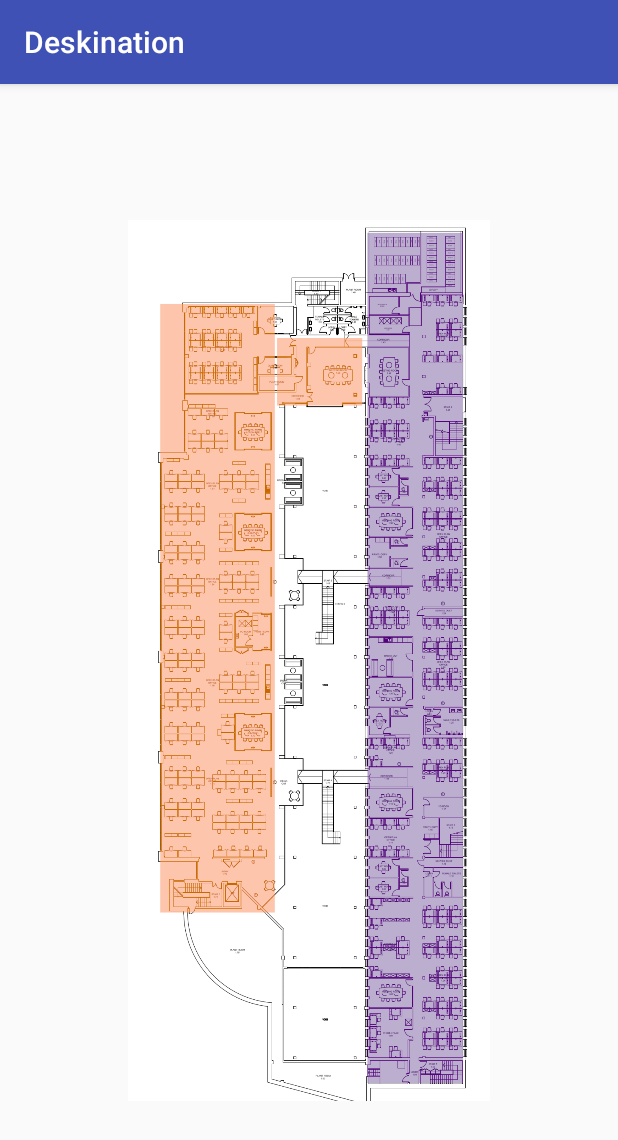
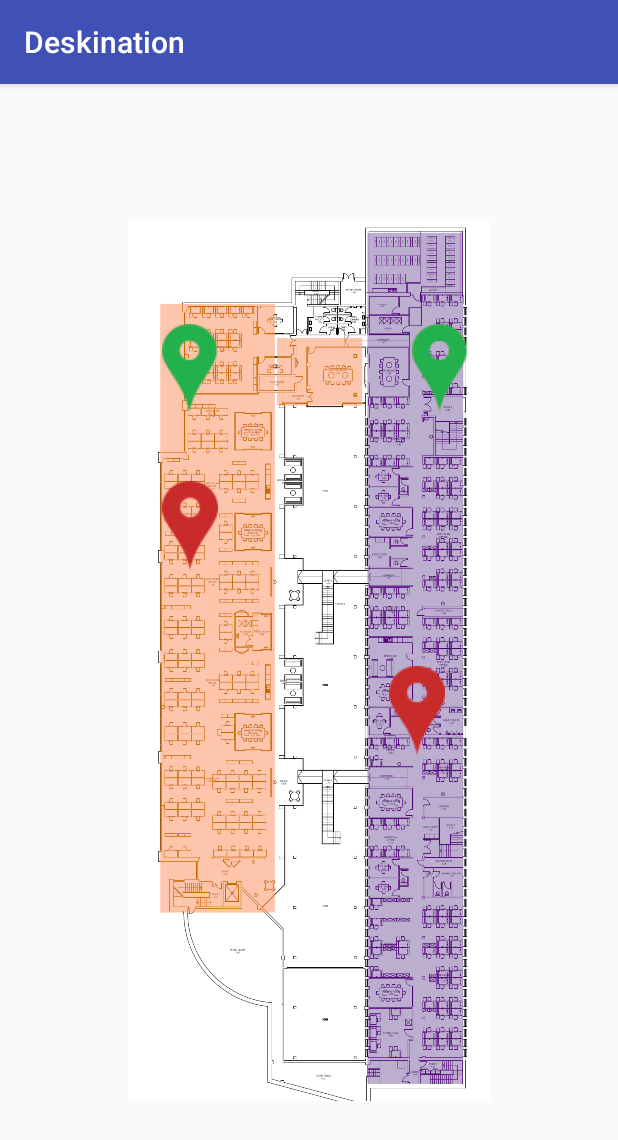
Before and after one commit to EricSumStu/August18, an Android app: the FirstFloorRouteActivity screen opened directly, with no data from a screen before it, on a phone screen of 412 x 824 dp. Shown: the top 1140 px of the screen. Run offline under Robolectric (Android 15) with nearby library versions, the phone set to English and light mode, and no system bars.

Commit message:
PinsAddedSecondFloor

```diff
--- a/app/src/main/res/layout/activity_first_floor_route.xml
+++ b/app/src/main/res/layout/activity_first_floor_route.xml
@@ -17,4 +17,67 @@
         app:layout_constraintStart_toStartOf="parent"
         app:layout_constraintTop_toTopOf="parent"
         app:srcCompat="@drawable/firstfloor3" />
+
+    <ImageView
+        android:id="@+id/imageView"
+        android:layout_width="wrap_content"
+        android:layout_height="wrap_content"
+        android:layout_marginBottom="8dp"
+        android:layout_marginEnd="8dp"
+        android:layout_marginStart="108dp"
+        android:layout_marginTop="160dp"
+        app:layout_constraintBottom_toBottomOf="parent"
+        app:layout_constraintEnd_toEndOf="parent"
+        app:layout_constraintHorizontal_bias="0.0"
+        app:layout_constraintStart_toStartOf="parent"
+        app:layout_constraintTop_toTopOf="parent"
+        app:layout_constraintVertical_bias="0.0"
+        app:srcCompat="@drawable/zoneeightstartpin" />
+
+    <ImageView
+        android:id="@+id/imageView3"
+        android:layout_width="wrap_content"
+        android:layout_height="wrap_content"
+        android:layout_marginBottom="8dp"
+        android:layout_marginEnd="8dp"
+        android:layout_marginStart="108dp"
+        android:layout_marginTop="236dp"
+        app:layout_constraintBottom_toBottomOf="parent"
+        app:layout_constraintEnd_toEndOf="parent"
+        app:layout_constraintHorizontal_bias="0.0"
+        app:layout_constraintStart_toStartOf="parent"
+        app:layout_constraintTop_toTopOf="parent"
+        app:layout_constraintVertical_bias="0.062"
+        app:srcCompat="@drawable/zoneeightendpin" />
+
+    <ImageView
+        android:id="@+id/imageView4"
+        android:layout_width="wrap_content"
+        android:layout_height="wrap_content"
+        android:layout_marginBottom="8dp"
+        android:layout_marginEnd="100dp"
+        android:layout_marginStart="8dp"
+        android:layout_marginTop="160dp"
+        app:layout_constraintBottom_toBottomOf="parent"
+        app:layout_constraintEnd_toEndOf="parent"
+        app:layout_constraintHorizontal_bias="1.0"
+        app:layout_constraintStart_toStartOf="parent"
+        app:layout_constraintTop_toTopOf="parent"
+        app:layout_constraintVertical_bias="0.0"
+        app:srcCompat="@drawable/zoneninestartpin" />
+
+    <ImageView
+        android:id="@+id/imageView5"
+        android:layout_width="wrap_content"
+        android:layout_height="wrap_content"
+        android:layout_marginEnd="104dp"
+        android:layout_marginStart="8dp"
+        android:layout_marginTop="8dp"
+        app:layout_constraintBottom_toBottomOf="parent"
+        app:layout_constraintEnd_toEndOf="@+id/imageView2"
+        app:layout_constraintHorizontal_bias="0.995"
+        app:layout_constraintStart_toStartOf="parent"
+        app:layout_constraintTop_toTopOf="parent"
+        app:layout_constraintVertical_bias="0.542"
+        app:srcCompat="@drawable/zonenineendpin" />
 </android.support.constraint.ConstraintLayout>
```
